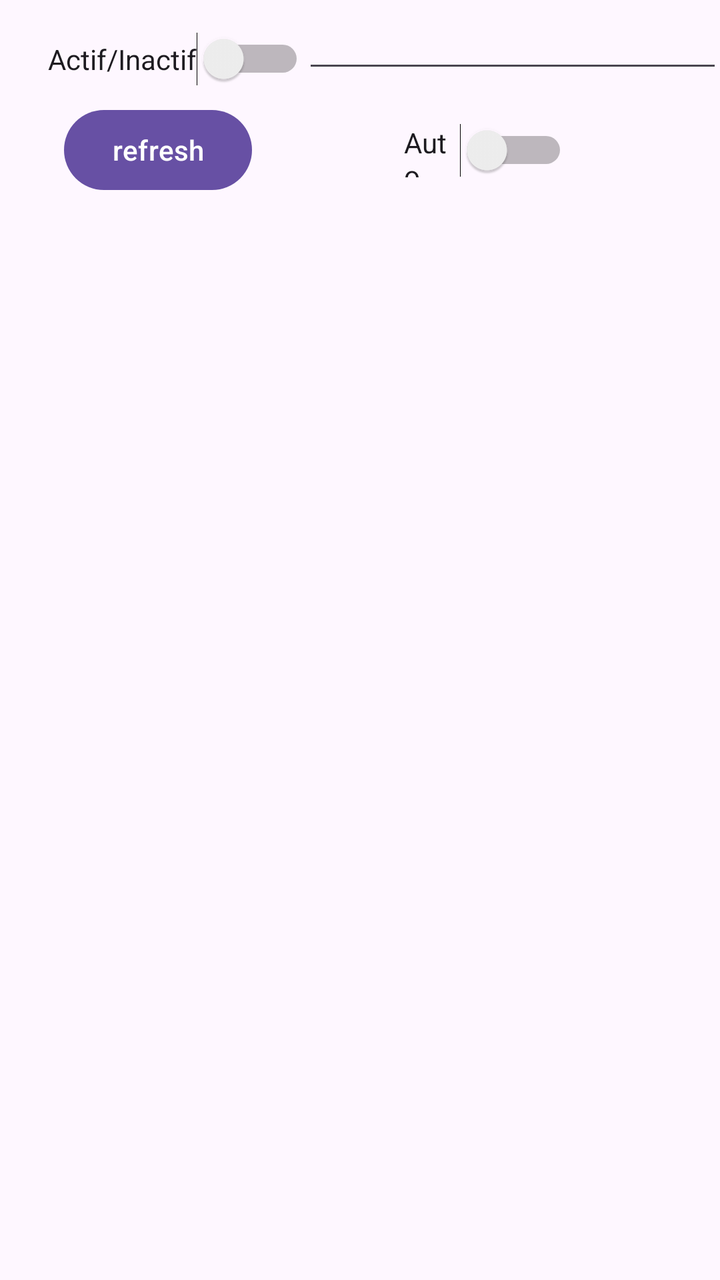
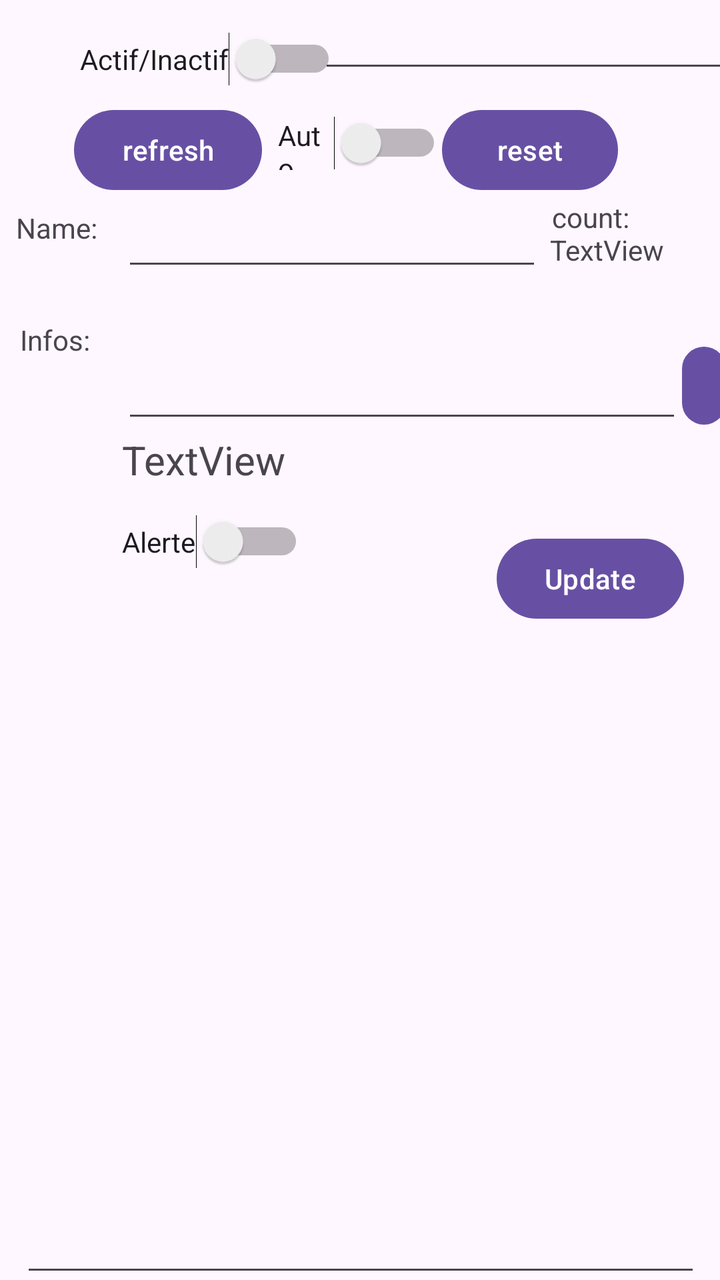

Before-and-after screenshots of an Android layout around one commit, followed by the original layout XML and the change that was made.
<!-- AndroidManifest.xml: application theme Theme.MyGSM -->
<!-- res/layout/activity_main.xml -->
<?xml version="1.0" encoding="utf-8"?>
<androidx.constraintlayout.widget.ConstraintLayout xmlns:android="http://schemas.android.com/apk/res/android"
    xmlns:app="http://schemas.android.com/apk/res-auto"
    xmlns:tools="http://schemas.android.com/tools"
    android:id="@+id/main"
    android:layout_width="match_parent"
    android:layout_height="match_parent"
    tools:context=".MainActivity">

    <EditText
        android:id="@+id/info"
        android:layout_width="wrap_content"
        android:layout_height="wrap_content"
        android:ems="10"
        android:inputType="text"
        app:layout_constraintEnd_toEndOf="parent"
        app:layout_constraintStart_toEndOf="@+id/actif"
        app:layout_constraintTop_toTopOf="parent" />

    <Switch
        android:id="@+id/actif"
        android:layout_width="wrap_content"
        android:layout_height="wrap_content"
        android:layout_marginStart="24dp"
        android:layout_marginTop="16dp"
        android:text="Actif/Inactif"
        app:layout_constraintStart_toStartOf="parent"
        app:layout_constraintTop_toTopOf="parent" />

    <Switch
        android:id="@+id/actif2"
        android:layout_width="82dp"
        android:layout_height="25dp"
        android:text="Auto"
        app:layout_constraintBottom_toBottomOf="@+id/refresh"
        app:layout_constraintEnd_toEndOf="parent"
        app:layout_constraintStart_toEndOf="@+id/refresh"
        app:layout_constraintTop_toTopOf="@+id/refresh" />

    <Button
        android:id="@+id/refresh"
        android:layout_width="wrap_content"
        android:layout_height="wrap_content"
        android:layout_marginStart="32dp"
        android:layout_marginTop="8dp"
        android:text="refresh"
        app:layout_constraintStart_toStartOf="parent"
        app:layout_constraintTop_toBottomOf="@+id/actif" />

    <EditText
        android:id="@+id/data"
        android:layout_width="347dp"
        android:layout_height="610dp"
        android:ems="10"
        android:gravity="start|top"
        android:inputType="textMultiLine"
        app:layout_constraintBottom_toBottomOf="parent"
        app:layout_constraintEnd_toEndOf="parent"
        app:layout_constraintStart_toStartOf="parent"
        app:layout_constraintTop_toBottomOf="@+id/refresh" />

</androidx.constraintlayout.widget.ConstraintLayout>
<!-- resources referenced by this layout -->
<resources>
  <style name="Theme.MyGSM" parent="Base.Theme.MyGSM" />
  <style name="Base.Theme.MyGSM" parent="Theme.Material3.DayNight.NoActionBar">
          
          
      </style>
</resources>

<!-- the commit's change to res/layout/activity_main.xml (unified diff, before → after) -->
@@ -7,21 +7,11 @@
     android:layout_height="match_parent"
     tools:context=".MainActivity">
 
-    <EditText
-        android:id="@+id/info"
-        android:layout_width="wrap_content"
-        android:layout_height="wrap_content"
-        android:ems="10"
-        android:inputType="text"
-        app:layout_constraintEnd_toEndOf="parent"
-        app:layout_constraintStart_toEndOf="@+id/actif"
-        app:layout_constraintTop_toTopOf="parent" />
-
     <Switch
         android:id="@+id/actif"
         android:layout_width="wrap_content"
         android:layout_height="wrap_content"
-        android:layout_marginStart="24dp"
+        android:layout_marginStart="40dp"
         android:layout_marginTop="16dp"
         android:text="Actif/Inactif"
         app:layout_constraintStart_toStartOf="parent"
@@ -34,29 +24,145 @@
         android:text="Auto"
         app:layout_constraintBottom_toBottomOf="@+id/refresh"
         app:layout_constraintEnd_toEndOf="parent"
-        app:layout_constraintStart_toEndOf="@+id/refresh"
-        app:layout_constraintTop_toTopOf="@+id/refresh" />
+        app:layout_constraintStart_toStartOf="parent"
+        app:layout_constraintTop_toTopOf="@+id/refresh"
+        app:layout_constraintVertical_bias="0.333" />
 
     <Button
         android:id="@+id/refresh"
         android:layout_width="wrap_content"
         android:layout_height="wrap_content"
-        android:layout_marginStart="32dp"
         android:layout_marginTop="8dp"
+        android:layout_marginEnd="8dp"
         android:text="refresh"
-        app:layout_constraintStart_toStartOf="parent"
+        app:layout_constraintEnd_toStartOf="@+id/actif2"
         app:layout_constraintTop_toBottomOf="@+id/actif" />
 
     <EditText
         android:id="@+id/data"
-        android:layout_width="347dp"
-        android:layout_height="610dp"
+        android:layout_width="340dp"
+        android:layout_height="187dp"
         android:ems="10"
         android:gravity="start|top"
         android:inputType="textMultiLine"
-        app:layout_constraintBottom_toBottomOf="parent"
+        app:layout_constraintEnd_toEndOf="@+id/liste"
+        app:layout_constraintStart_toStartOf="@+id/liste"
+        app:layout_constraintTop_toBottomOf="@+id/liste" />
+
+    <Button
+        android:id="@+id/reset"
+        android:layout_width="wrap_content"
+        android:layout_height="wrap_content"
+        android:text="reset"
+        app:layout_constraintBottom_toBottomOf="@+id/refresh"
+        app:layout_constraintStart_toEndOf="@+id/actif2" />
+
+    <EditText
+        android:id="@+id/name"
+        android:layout_width="wrap_content"
+        android:layout_height="wrap_content"
+        android:layout_marginStart="24dp"
+        android:ems="10"
+        android:inputType="text"
+        app:layout_constraintStart_toStartOf="@+id/refresh"
+        app:layout_constraintTop_toBottomOf="@+id/refresh" />
+
+    <EditText
+        android:id="@+id/infos"
+        android:layout_width="280dp"
+        android:layout_height="56dp"
+        android:layout_marginTop="20dp"
+        android:ems="10"
+        android:inputType="text"
+        app:layout_constraintStart_toStartOf="@+id/name"
+        app:layout_constraintTop_toBottomOf="@+id/name" />
+
+    <TextView
+        android:id="@+id/textView3"
+        android:layout_width="53dp"
+        android:layout_height="36dp"
+        android:text="Name:"
+        app:layout_constraintBottom_toBottomOf="@+id/name"
+        app:layout_constraintEnd_toStartOf="@+id/name" />
+
+    <TextView
+        android:id="@+id/textView4"
+        android:layout_width="51dp"
+        android:layout_height="30dp"
+        android:text="Infos:"
+        app:layout_constraintEnd_toStartOf="@+id/infos"
+        app:layout_constraintTop_toTopOf="@+id/infos" />
+
+    <TextView
+        android:id="@+id/date"
+        android:layout_width="281dp"
+        android:layout_height="41dp"
+        android:text="TextView"
+        android:textSize="20sp"
+        app:layout_constraintStart_toStartOf="@+id/infos"
+        app:layout_constraintTop_toBottomOf="@+id/infos" />
+
+    <TextView
+        android:id="@+id/count"
+        android:layout_width="65dp"
+        android:layout_height="25dp"
+        android:text="TextView"
+        app:layout_constraintBottom_toBottomOf="@+id/name"
+        app:layout_constraintEnd_toEndOf="@+id/infos"
+        app:layout_constraintHorizontal_bias="0.823"
+        app:layout_constraintStart_toEndOf="@+id/name" />
+
+    <TextView
+        android:id="@+id/count2"
+        android:layout_width="64dp"
+        android:layout_height="18dp"
+        android:text="count:"
+        app:layout_constraintEnd_toEndOf="@+id/count"
+        app:layout_constraintHorizontal_bias="1.0"
+        app:layout_constraintStart_toEndOf="@+id/name"
+        app:layout_constraintTop_toTopOf="@+id/name" />
+
+    <Switch
+        android:id="@+id/alerte"
+        android:layout_width="wrap_content"
+        android:layout_height="wrap_content"
+        android:text="Alerte"
+        app:layout_constraintStart_toStartOf="@+id/date"
+        app:layout_constraintTop_toBottomOf="@+id/date" />
+
+    <Button
+        android:id="@+id/update"
+        android:layout_width="wrap_content"
+        android:layout_height="wrap_content"
+        android:layout_marginTop="8dp"
+        android:text="Update"
+        app:layout_constraintEnd_toEndOf="@+id/date"
+        app:layout_constraintTop_toBottomOf="@+id/date" />
+
+    <androidx.recyclerview.widget.RecyclerView
+        android:id="@+id/liste"
+        android:layout_width="367dp"
+        android:layout_height="143dp"
         app:layout_constraintEnd_toEndOf="parent"
         app:layout_constraintStart_toStartOf="parent"
-        app:layout_constraintTop_toBottomOf="@+id/refresh" />
+        app:layout_constraintTop_toBottomOf="@+id/update" />
+
+    <EditText
+        android:id="@+id/Cellid"
+        android:layout_width="wrap_content"
+        android:layout_height="wrap_content"
+        android:ems="10"
+        android:inputType="number"
+        app:layout_constraintEnd_toEndOf="parent"
+        app:layout_constraintStart_toEndOf="@+id/actif"
+        tools:layout_editor_absoluteY="6dp" />
+
+    <Button
+        android:id="@+id/button"
+        android:layout_width="22dp"
+        android:layout_height="47dp"
+        android:text="Button"
+        app:layout_constraintBottom_toBottomOf="@+id/infos"
+        app:layout_constraintStart_toEndOf="@+id/infos" />
 
 </androidx.constraintlayout.widget.ConstraintLayout>
